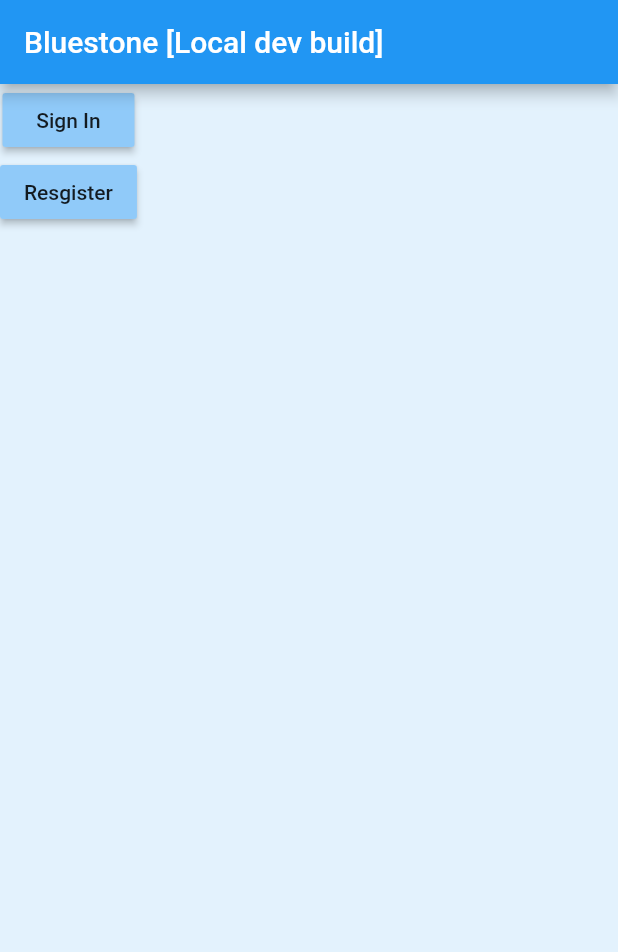
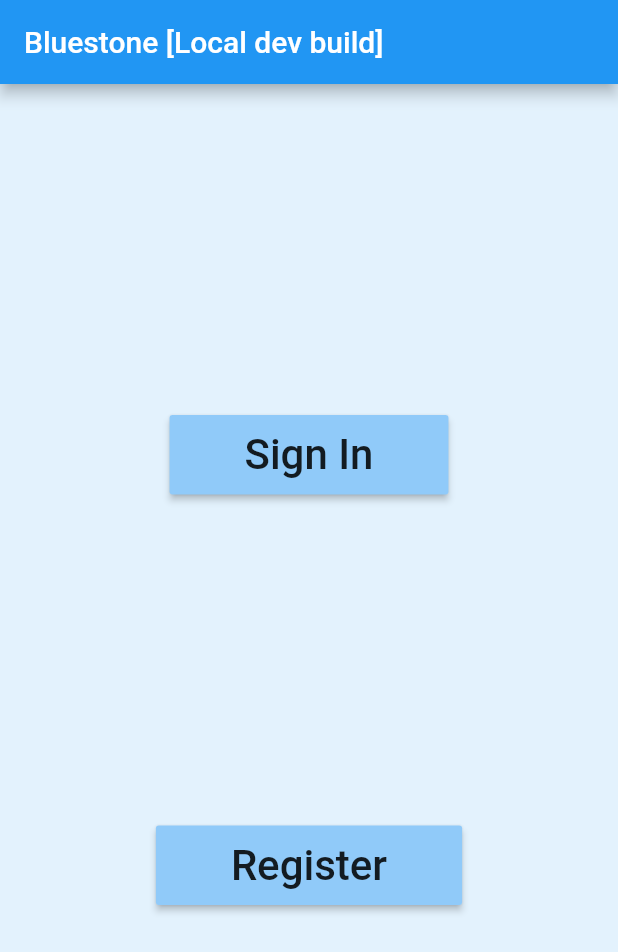
Before and after one commit to Zynorthis/Bluestone, a Flutter app: the screen it shows after launch, on a phone screen of 412 x 824 dp. Shown: the top 952 px of the screen. Run offline on Flutter 3.47's test engine with Material 2 defaults, Android fonts, the phone set to English and light mode, and no system bars; our stand-ins replace cloud_firestore, firebase_auth; accounts and stored records are empty.

```diff
--- a/bluestone/lib/src/components/extras.dart
+++ b/bluestone/lib/src/components/extras.dart
@@ -44,5 +44,5 @@ class ThemeSettings {
     body1: TextStyle(fontSize: 14.0, fontFamily: "Malgun Gothic"),
   );
 
-  static final defaultTitle = 'Bluestone [Local dev build]';
+  static final String defaultTitle = 'Bluestone [Local dev build]';
 }
--- a/bluestone/lib/src/welcomePage.dart
+++ b/bluestone/lib/src/welcomePage.dart
@@ -16,28 +16,40 @@ class _WelcomePageState extends State<WelcomePage> {
         title: Text(ThemeSettings.defaultTitle),
       ),
       backgroundColor: ThemeSettings.themeData.backgroundColor,
-      body: Column(
+      body: Center(
+        child: Column(
+          mainAxisAlignment: MainAxisAlignment.spaceEvenly,
+          //crossAxisAlignment: CrossAxisAlignment,
           children: <Widget>[
             RaisedButton(
+              padding: EdgeInsets.fromLTRB(50.0, 10.0, 50.0, 10.0),
               onPressed: navigateToLoginPage,
-            child: Text("Sign In"),
+              child: Text("Sign In", textScaleFactor: 2.0),
               color: ThemeSettings.themeData.accentColor,
             ),
             RaisedButton(
+              padding: EdgeInsets.fromLTRB(50.0, 10.0, 50.0, 10.0),
               onPressed: navigateToRegisterPage,
-            child: Text("Resgister"),
+              child: Text("Register", textScaleFactor: 2.0),
               color: ThemeSettings.themeData.accentColor,
             ),
           ],
         ),
+      ),
     );
   }
 
-  void navigateToLoginPage(){
-    Navigator.push(context, MaterialPageRoute(builder: (context) => SignInManager(), fullscreenDialog: true));
+  void navigateToLoginPage() {
+    Navigator.push(
+        context,
+        MaterialPageRoute(
+            builder: (context) => SignInManager(), fullscreenDialog: true));
   }
 
-  void navigateToRegisterPage(){
-    Navigator.push(context, MaterialPageRoute(builder: (context) => RegisterPage(), fullscreenDialog: true));
+  void navigateToRegisterPage() {
+    Navigator.push(
+        context,
+        MaterialPageRoute(
+            builder: (context) => RegisterPage(), fullscreenDialog: true));
   }
 }
```
Also changed, not shown: bluestone/lib/src/loginPage.dart (+9 -10 lines), bluestone/lib/src/registerPage.dart (+79 -2 lines), 1 other file. Lines whose indentation alone changed are shown as unchanged.
